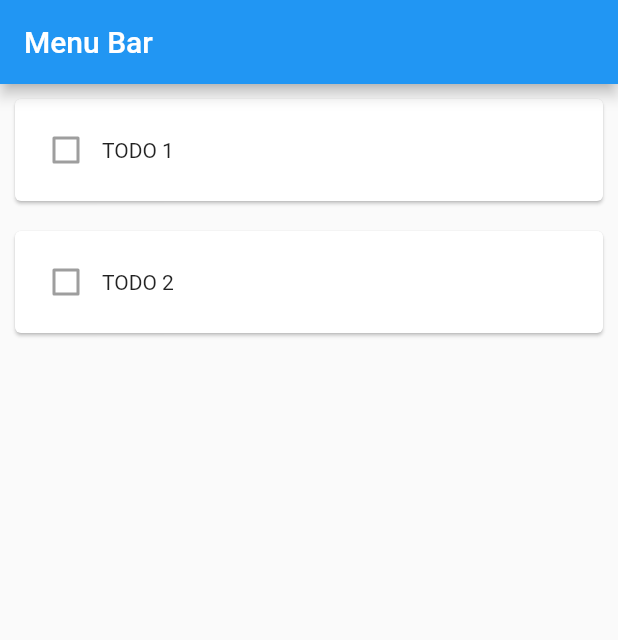
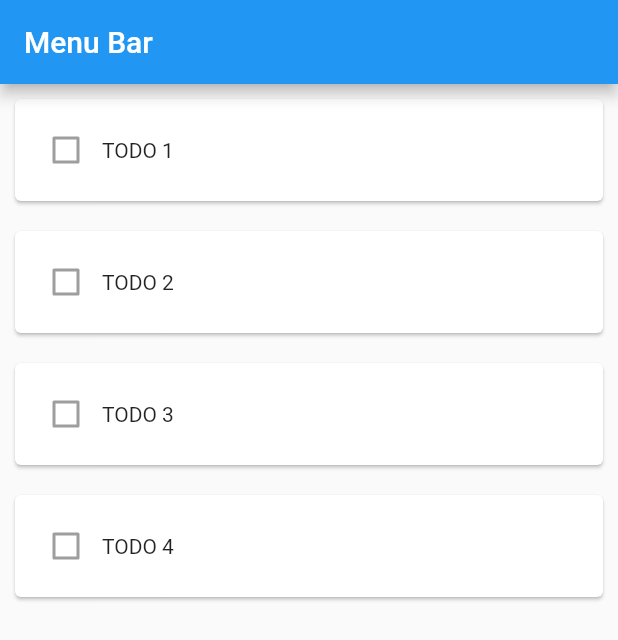
Before and after one commit to tigued/flutter_sample, a Flutter app: the screen it shows after launch, on a phone screen of 412 x 824 dp. Shown: the top 640 px of the screen. Run offline on Flutter 3.47's test engine with Material 2 defaults, Android fonts, the phone set to English and light mode, and no system bars.

Commit message:
L05-4-クラス化

```diff
--- a/lib/main.dart
+++ b/lib/main.dart
@@ -30,35 +30,36 @@ class MyHomePage extends StatelessWidget {
         title: Text("Menu Bar"),
       ),
       body: Center(
-        child: ListView( //<--追加箇所
-          children: [ //<--追加箇所
-            // <--　ここから1枚目のカード
-            Card(
+        child: ListView(children: [
+          // ここから下が修正箇所
+          TodoCardWidget(label: "TODO 1"),
+          TodoCardWidget(label: "TODO 2"),
+          TodoCardWidget(label: "TODO 3"),
+          TodoCardWidget(label: "TODO 4"),
+        ]),
+      ),
+    );
+  }
+}
+
+////////////////////
+// ④ TodoCardのWidget
+class TodoCardWidget extends StatelessWidget {
+  final String label;
+
+  TodoCardWidget({Key? key, required this.label});
+
+  @override
+  Widget build(BuildContext context) {
+    return Card(
       margin: EdgeInsets.all(10),
       child: Container(
         padding: EdgeInsets.all(10),
         child: Row(
           children: [
             Checkbox(onChanged: null, value: false),
-                    Text("TODO 1"),
+            Text(this.label),
           ],
-                ),
-              ),
-            ),
-            // <--　ここから2枚目のカード
-            Card(
-              margin: EdgeInsets.all(10),
-              child: Container(
-                padding: EdgeInsets.all(10),
-                child: Row(
-                  children: [
-                    Checkbox(onChanged: null, value: false),
-                    Text("TODO 2"),
-                  ],
-                ),
-              ),
-            ),
-          ]
         ),
       ),
     );
```
Lines whose indentation alone changed are shown as unchanged.
